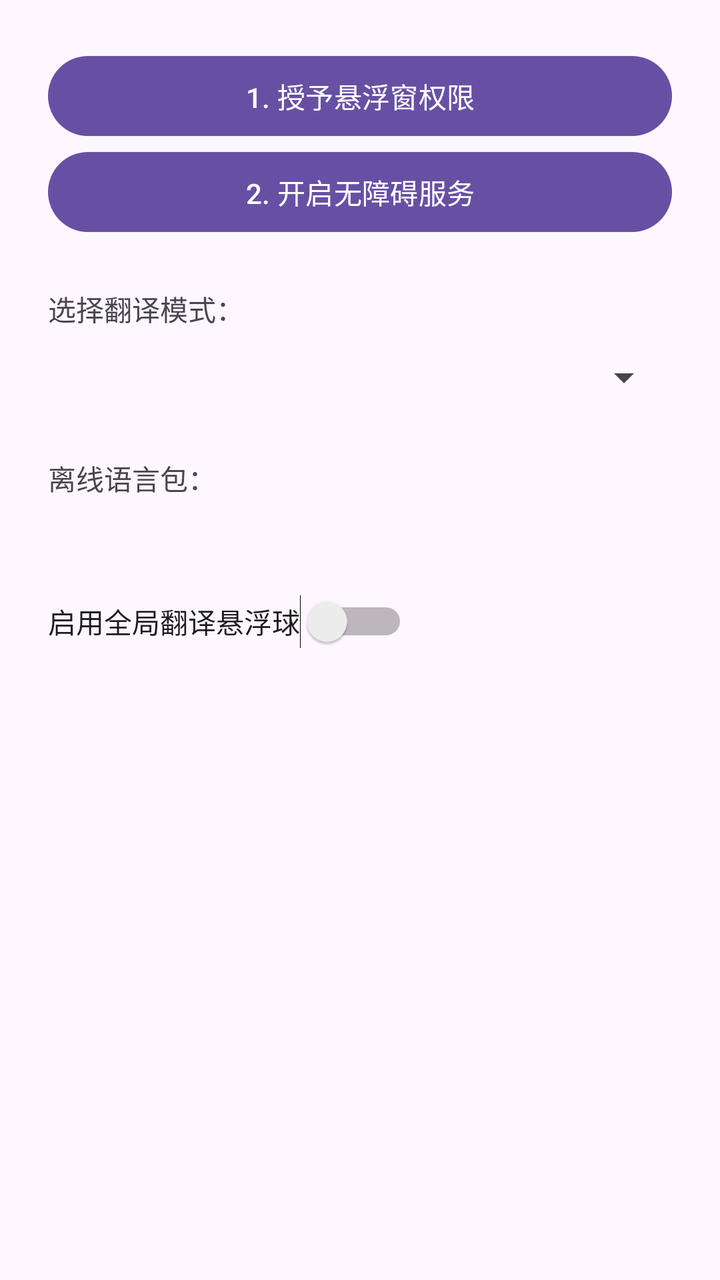
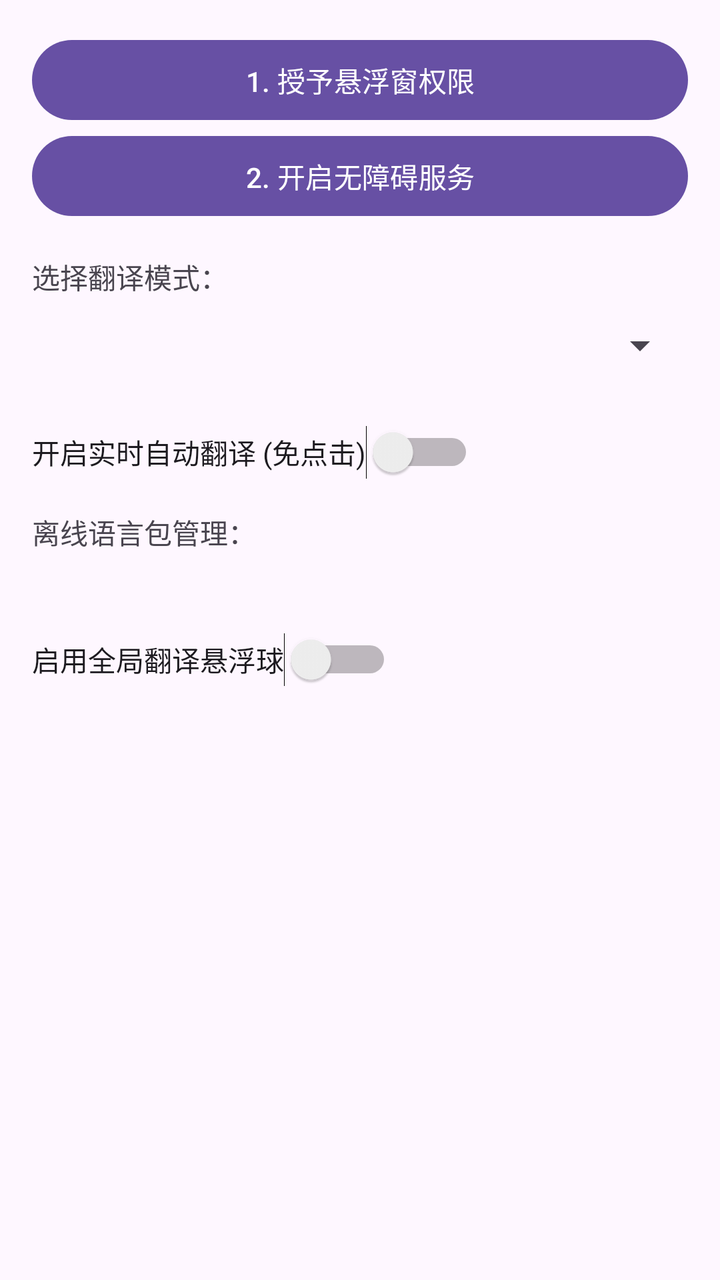

Compare the two renders of this Android layout. The source of the first and the diff that turns it into the second are given below.
<!-- AndroidManifest.xml: application theme Theme.FloatTrans -->
<!-- res/layout/activity_main.xml -->
<?xml version="1.0" encoding="utf-8"?>
<LinearLayout xmlns:android="http://schemas.android.com/apk/res/android" android:layout_width="match_parent" android:layout_height="match_parent" android:orientation="vertical" android:padding="24dp">
    <Button android:id="@+id/btnOverlayPermission" android:layout_width="match_parent" android:layout_height="wrap_content" android:text="1. 授予悬浮窗权限" />
    <Button android:id="@+id/btnAccessibility" android:layout_width="match_parent" android:layout_height="wrap_content" android:text="2. 开启无障碍服务" />
    <TextView android:layout_width="wrap_content" android:layout_height="wrap_content" android:text="选择翻译模式：" android:layout_marginTop="24dp"/>
    <Spinner android:id="@+id/spinnerMode" android:layout_width="match_parent" android:layout_height="48dp" />
    <TextView android:layout_width="wrap_content" android:layout_height="wrap_content" android:text="离线语言包：" android:layout_marginTop="16dp"/>
    <LinearLayout android:id="@+id/layoutLangPacks" android:layout_width="match_parent" android:layout_height="wrap_content" android:orientation="vertical" android:padding="8dp"/>
    <Switch android:id="@+id/switchEnable" android:layout_width="wrap_content" android:layout_height="wrap_content" android:text="启用全局翻译悬浮球" android:layout_marginTop="32dp"/>
</LinearLayout>
<!-- resources referenced by this layout -->
<resources>
  <style name="Theme.FloatTrans" parent="Theme.Material3.DayNight.NoActionBar" />
</resources>

<!-- the commit's change to res/layout/activity_main.xml (unified diff, before → after) -->
@@ -1,10 +1,20 @@
 <?xml version="1.0" encoding="utf-8"?>
-<LinearLayout xmlns:android="http://schemas.android.com/apk/res/android" android:layout_width="match_parent" android:layout_height="match_parent" android:orientation="vertical" android:padding="24dp">
+<LinearLayout xmlns:android="http://schemas.android.com/apk/res/android" 
+    android:layout_width="match_parent" 
+    android:layout_height="match_parent" 
+    android:orientation="vertical" 
+    android:padding="16dp">
+
     <Button android:id="@+id/btnOverlayPermission" android:layout_width="match_parent" android:layout_height="wrap_content" android:text="1. 授予悬浮窗权限" />
     <Button android:id="@+id/btnAccessibility" android:layout_width="match_parent" android:layout_height="wrap_content" android:text="2. 开启无障碍服务" />
-    <TextView android:layout_width="wrap_content" android:layout_height="wrap_content" android:text="选择翻译模式：" android:layout_marginTop="24dp"/>
+    
+    <TextView android:layout_width="wrap_content" android:layout_height="wrap_content" android:text="选择翻译模式：" android:layout_marginTop="16dp"/>
     <Spinner android:id="@+id/spinnerMode" android:layout_width="match_parent" android:layout_height="48dp" />
-    <TextView android:layout_width="wrap_content" android:layout_height="wrap_content" android:text="离线语言包：" android:layout_marginTop="16dp"/>
+    
+    <android.widget.Switch android:id="@+id/switchAutoTranslate" android:layout_width="wrap_content" android:layout_height="wrap_content" android:text="开启实时自动翻译 (免点击)" android:layout_marginTop="16dp"/>
+    
+    <TextView android:layout_width="wrap_content" android:layout_height="wrap_content" android:text="离线语言包管理：" android:layout_marginTop="16dp"/>
     <LinearLayout android:id="@+id/layoutLangPacks" android:layout_width="match_parent" android:layout_height="wrap_content" android:orientation="vertical" android:padding="8dp"/>
-    <Switch android:id="@+id/switchEnable" android:layout_width="wrap_content" android:layout_height="wrap_content" android:text="启用全局翻译悬浮球" android:layout_marginTop="32dp"/>
+    
+    <android.widget.Switch android:id="@+id/switchEnable" android:layout_width="wrap_content" android:layout_height="wrap_content" android:text="启用全局翻译悬浮球" android:layout_marginTop="24dp"/>
 </LinearLayout>
